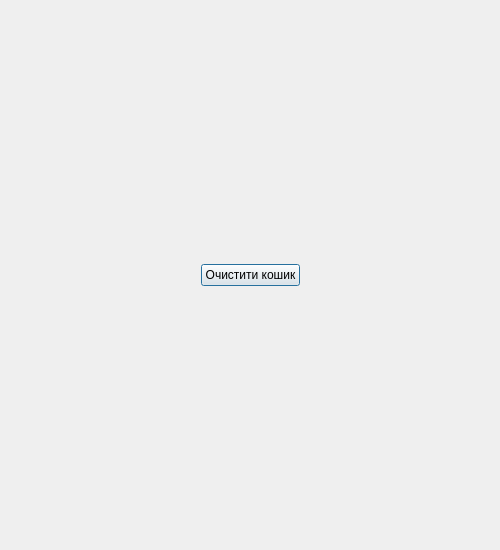
Before: the Qt Designer form QTtask Project/basket_window.ui in DonchykVitaliy/QT-task-manager, drawn with Qt 5.
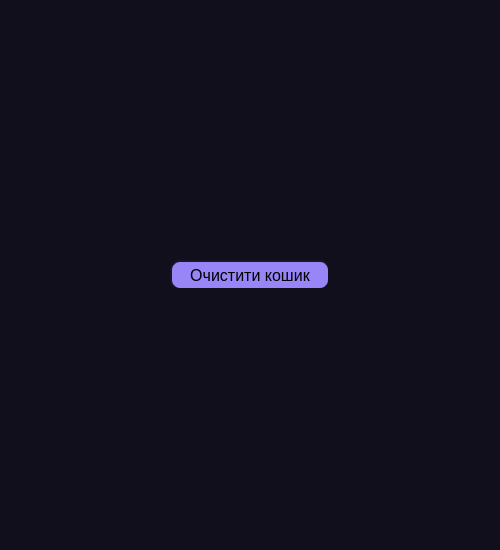
After: the same form once the commit is applied.

Patch:
```diff
--- a/QTtask Project/basket_window.ui
+++ b/QTtask Project/basket_window.ui
@@ -13,11 +13,14 @@
   <property name="windowTitle">
    <string>Кошик</string>
   </property>
+  <property name="styleSheet">
+   <string notr="true">background-color: rgb(17, 15, 27);</string>
+  </property>
   <layout class="QVBoxLayout" name="verticalLayout_2">
    <item>
     <layout class="QVBoxLayout" name="mainLY">
      <item>
-      <layout class="QGridLayout" name="gridLayout_3">
+      <layout class="QGridLayout" name="gridLayout_3" rowminimumheight="3" columnminimumwidth="3,4,3">
        <item row="0" column="0">
         <spacer name="horizontalSpacer">
          <property name="orientation">
@@ -33,6 +36,37 @@
        </item>
        <item row="0" column="1">
         <widget class="QPushButton" name="pushButton">
+         <property name="minimumSize">
+          <size>
+           <width>160</width>
+           <height>30</height>
+          </size>
+         </property>
+         <property name="font">
+          <font>
+           <pointsize>12</pointsize>
+          </font>
+         </property>
+         <property name="styleSheet">
+          <string notr="true">QPushButton
+{
+	border-style: outset;
+    border-width: 2px;
+    border-radius: 10px;
+	
+	background-color: rgb(152, 133, 248);
+	color: rgb(0, 0, 0);
+	border-color: rgb(17, 15, 27);
+}
+QPushButton:hover
+{
+	background-color: rgb(121, 97, 245);
+}
+QPushButton:pressed
+{
+	background-color: rgb(97, 72, 226);
+}</string>
+         </property>
          <property name="text">
           <string>Очистити кошик</string>
          </property>
```
